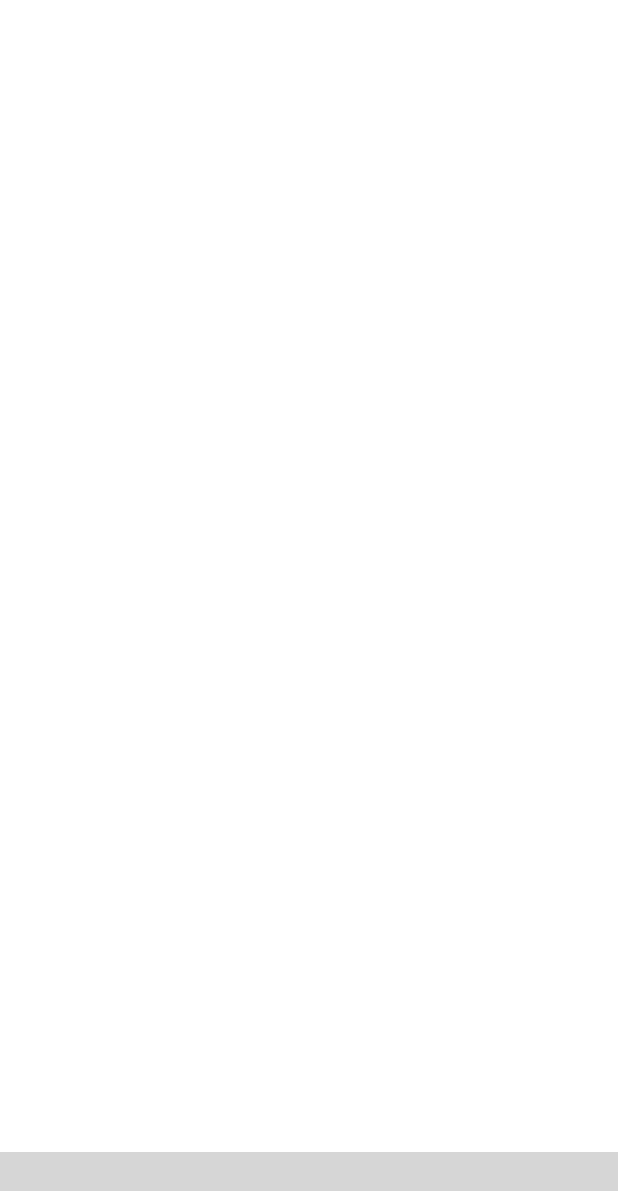
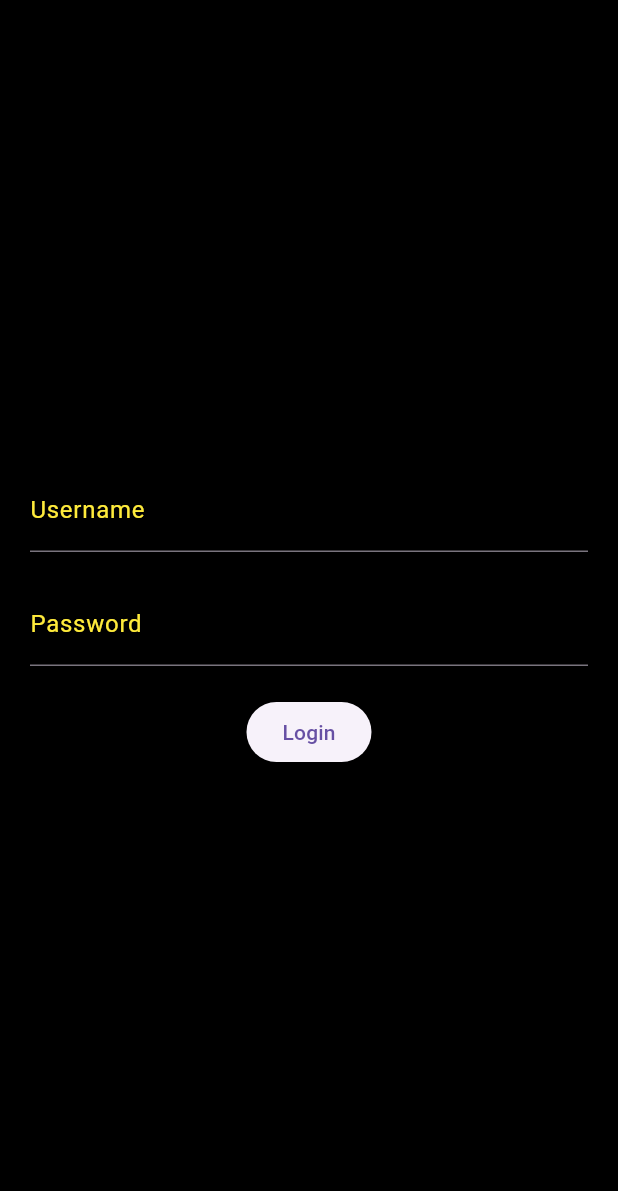
Before and after one commit to DUBIPSSI/AP3-flutter, a Flutter app: the screen it shows after launch, on a phone screen of 412 x 824 dp. Shown: the top 1191 px of the screen. Run offline on Flutter 3.47's test engine with Material 3 defaults, Android fonts, the light colour scheme and no system bars; missing offline and left inert: rolling_bottom_bar; grey boxes are pictures that could not be loaded.

Commit message:
debut login

```diff
--- a/lib/main.dart
+++ b/lib/main.dart
@@ -1,9 +1,10 @@
 import 'package:flutter/material.dart';
 import 'package:m2l/pages/contactPage.dart';
-import 'package:m2l/pages/homePage.dart';
 import 'package:m2l/pages/profilPage.dart';
 import 'package:rolling_bottom_bar/rolling_bottom_bar.dart';
 import 'package:rolling_bottom_bar/rolling_bottom_bar_item.dart';
+import 'pages/homePage.dart';
+import 'pages/loginPage.dart';
 
 void main() {
   WidgetsFlutterBinding.ensureInitialized();
@@ -17,6 +18,7 @@ class MyApp extends StatefulWidget {
 
 class _MyAppState extends State<MyApp> {
   late final PageController _pageController;
+  bool isLoggedIn = false;
 
   @override
   void initState() {
@@ -34,7 +36,25 @@ class _MyAppState extends State<MyApp> {
   Widget build(BuildContext context) {
     return MaterialApp(
       debugShowCheckedModeBanner: false,
-      home: Scaffold(
+      home: isLoggedIn ? buildHomePage() : buildLoginForm(),
+    );
+  }
+
+  Widget buildLoginForm() {
+    return Scaffold(
+      backgroundColor: Colors.black,
+      body: LoginForm(
+        onLogin: () {
+          setState(() {
+            isLoggedIn = true;
+          });
+        },
+      ),
+    );
+  }
+
+  Widget buildHomePage() {
+    return Scaffold(
       backgroundColor: Colors.black,
       body: PageView(
         controller: _pageController,
@@ -59,11 +79,10 @@ class _MyAppState extends State<MyApp> {
             curve: Curves.easeOut,
           );
         },
-          color: Color.fromARGB(255, 255, 209, 5), // Background color of the bottom bar
-          itemColor: Colors.black, // Color for inactive items
-          activeItemColor: Colors.black, // Color for active item
+        color: Color.fromARGB(255, 255, 209, 5),
+        itemColor: Colors.black,
+        activeItemColor: Colors.black,
         enableIconRotation: true,
-        ),
       ),
     );
   }
--- /dev/null
+++ b/lib/pages/loginPage.dart
@@ -0,0 +1,49 @@
+import 'package:flutter/material.dart';
+
+class LoginForm extends StatelessWidget {
+  final TextEditingController _usernameController = TextEditingController();
+  final TextEditingController _passwordController = TextEditingController();
+  final VoidCallback onLogin;
+
+  LoginForm({required this.onLogin});
+
+  @override
+  Widget build(BuildContext context) {
+    return Container(
+      padding: const EdgeInsets.all(20.0),
+      child: Column(
+        mainAxisAlignment: MainAxisAlignment.center,
+        children: [
+          TextField(
+            controller: _usernameController,
+            style: const TextStyle(color: Colors.white),
+            decoration: const InputDecoration(
+              labelText: 'Username',
+              labelStyle: TextStyle(color: Colors.yellow),
+            ),
+          ),
+          const SizedBox(height: 20.0),
+          TextField(
+            controller: _passwordController,
+            style: const TextStyle(color: Colors.white),
+            obscureText: true,
+            decoration: const InputDecoration(
+              labelText: 'Password',
+              labelStyle: TextStyle(color: Colors.yellow),
+            ),
+          ),
+          const SizedBox(height: 20.0),
+          ElevatedButton(
+            onPressed: () {
+              onLogin();
+              //   final username = _usernameController.text;
+              //   final password = _passwordController.text;
+              //   // Implémentez votre logique de connexion ici
+            },
+            child: const Text('Login'),
+          ),
+        ],
+      ),
+    );
+  }
+}
```
Lines whose indentation alone changed are shown as unchanged.
